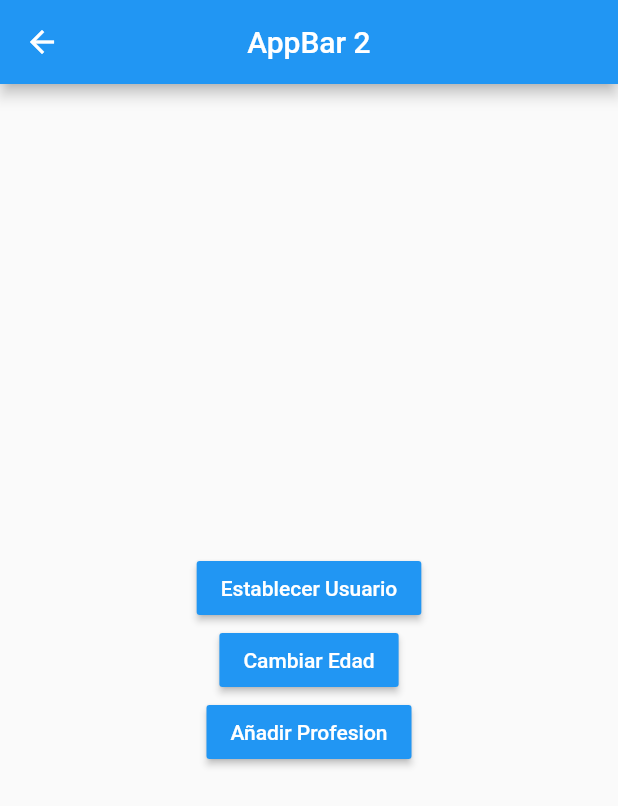
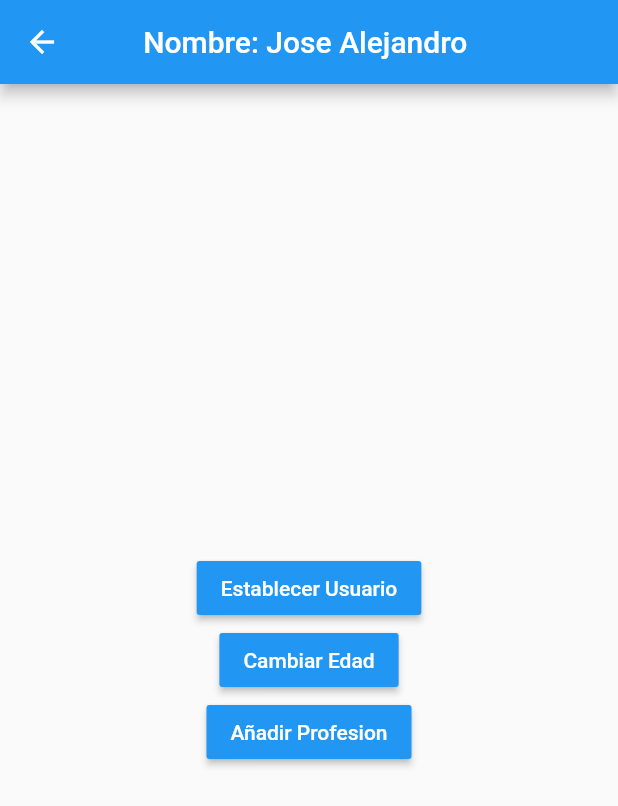
Before and after one commit to 93jose93/estados, a Flutter app: the Pagina2Screen screen opened by its route, after a tap on "Establecer Usuario", on a phone screen of 412 x 824 dp. Shown: the top 806 px of the screen. Run offline on Flutter 3.47's test engine with Material 2 defaults, Android fonts, the phone set to English and light mode, and no system bars; accounts and stored records are empty.

```diff
--- a/lib/models/usuario.dart
+++ b/lib/models/usuario.dart
@@ -1,7 +1,11 @@
 
 class Usuario{
+
+  //primitivos
    String nombre;
    int edad;
+
+  //lista
    List<String> profesiones;
 
   Usuario({
--- a/lib/pages/pagina1_page.dart
+++ b/lib/pages/pagina1_page.dart
@@ -1,16 +1,35 @@
+import 'package:estados/models/usuario.dart';
+import 'package:estados/services/usuario_services.dart';
 import 'package:flutter/material.dart';
+import 'package:provider/provider.dart';
 
 
 class Pagina1Screen extends StatelessWidget {
 
   @override
   Widget build(BuildContext context) {
+
+  //aqui ya podemos hacer la instancia del provider ya que esta en la raiz
+  //como esta en build por defecto el llega en true (context, listen: true) para redibujar,
+  // osea esta escuchando que haya cambios
+    final usuarioService = Provider.of<UsuarioService>(context);
+
+
     return Scaffold(
       appBar: AppBar(
         title: Text('AppBar 1'),
         centerTitle: true,
+        actions: [
+          IconButton(
+            onPressed: () => usuarioService.removerUsuario()
+            ,
+            icon: Icon(Icons.exit_to_app)
+          )
+        ],
       ),
-      body: InformacionUsuario(),
+      body: usuarioService.existeUsuario
+      ? InformacionUsuario( usuarioService.usuario )
+      : Center( child: Text('No hay usuario seleccionado'),),
       floatingActionButton: FloatingActionButton(
        child: Icon(Icons.arrow_right),
        onPressed: () {
@@ -23,9 +42,14 @@ class Pagina1Screen extends StatelessWidget {
 
 class InformacionUsuario extends StatelessWidget {
 
+  //aqui establecemos el valor que llega desde pagina 2
+  final Usuario? usuario;
+  const InformacionUsuario( this.usuario );
 
   @override
   Widget build(BuildContext context) {
+
+
     return Container(
         //tome todo el ancho que pueda
         width: double.infinity,
@@ -38,14 +62,24 @@ class InformacionUsuario extends StatelessWidget {
             Text('General', style: TextStyle(fontSize: 18, fontWeight: FontWeight.bold),),
             Divider(),
 
-            ListTile( title: Text('Nombre: '),),
-            ListTile( title: Text('Edad: '),),
+            //ya aqui podemos mostrar la infromacion
+            ListTile( title: Text('Nombre: ${ usuario!.nombre }'),),
+            ListTile( title: Text('Edad: ${ usuario!.edad }'),),
 
             Text('Profesiones', style: TextStyle(fontSize: 18, fontWeight: FontWeight.bold),),
             Divider(),
 
-            ListTile( title: Text('Profesion 1'),),
-            ListTile( title: Text('Profesion 2'),),
+            //aqui traemos una lista
+            //con esto .map lo hacemos iterable
+            //hacemos una instancia de cada profesion
+            //pero tenemos que devolver una lista
+            //... esto significa destructuracion
+            ...usuario!.profesiones.map(
+              (profesion) => ListTile(title: Text(profesion))
+            ).toList()
+
+            //ListTile( title: Text('Profesion 1'),),
+
           ],
         ),
     );
--- a/lib/pages/pagina2_page.dart
+++ b/lib/pages/pagina2_page.dart
@@ -1,13 +1,25 @@
+import 'package:estados/models/usuario.dart';
+import 'package:estados/services/usuario_services.dart';
 import 'package:flutter/material.dart';
+import 'package:provider/provider.dart';
 
 
 class Pagina2Screen extends StatelessWidget {
 
   @override
   Widget build(BuildContext context) {
+
+    //usamos la instancia de usuario
+    //como estamos dentro de un metodo no se puede redibujar (context, listen: false)
+    final usuarioService = Provider.of<UsuarioService>(context);
+
+
+
     return Scaffold(
       appBar: AppBar(
-        title: Text('AppBar 2'),
+        title: usuarioService.existeUsuario
+           ? Text('Nombre: ${ usuarioService.usuario!.nombre } ')
+           : Text('Pagina 2'),
         centerTitle: true,
       ),
       body: Center(
@@ -19,20 +31,28 @@ class Pagina2Screen extends StatelessWidget {
               color:Colors.blue,
               onPressed: (){
 
+                final newUser = new Usuario(
+                  nombre: 'Jose Alejandro',
+                  edad: 27,
+                  profesiones: [ 'FullStack Developer', 'Video Jugador Experto']
+                );
+
+                usuarioService.usuario = newUser;
+
               }
             ),
             MaterialButton(
               child:Text('Cambiar Edad', style: TextStyle(color: Colors.white,)),
               color:Colors.blue,
               onPressed: (){
-
+                  usuarioService.cambiarEdad(28);
               }
             ),
             MaterialButton(
               child:Text('Añadir Profesion', style: TextStyle(color: Colors.white,)),
               color:Colors.blue,
               onPressed: (){
-
+                  usuarioService.agregarProfesion();
               }
             ),
           ],
--- /dev/null
+++ b/lib/services/usuario_services.dart
@@ -0,0 +1,40 @@
+import 'package:estados/models/usuario.dart';
+import 'package:flutter/material.dart';
+
+
+//hay que pasarlo por el mixin ChangeNotifier esto no probiene de provider, probiene de material
+//ChangeNotifier notifica cuando cambia el estado de una de las clases
+class UsuarioService with ChangeNotifier{
+   Usuario? _usuario;
+
+   //por get controlamos como lo retorna
+   //esto es una instancia
+   Usuario? get usuario => this._usuario;
+   //aqui retornamo un bool si exite o si no existe
+   bool get existeUsuario => (this._usuario != null) ? true : false;
+
+
+   //para cargar el usuario a trabes de set
+   //cuando se quiera establecer un balor
+
+   set usuario (Usuario? user) {
+      this._usuario = user;
+      notifyListeners();
+   }
+
+
+   void cambiarEdad( int edad ) {
+      this._usuario!.edad = edad;
+      notifyListeners();
+   }
+
+   void removerUsuario(){
+      this._usuario = null;
+      notifyListeners();
+   }
+
+   void agregarProfesion() {
+       this._usuario!.profesiones.add('Profesion ${ this._usuario!.profesiones.length +1 }');
+       notifyListeners();
+   }
+}
--- a/pubspec.yaml
+++ b/pubspec.yaml
@@ -28,6 +28,7 @@ dependencies:
   # The following adds the Cupertino Icons font to your application.
   # Use with the CupertinoIcons class for iOS style icons.
   cupertino_icons: ^1.0.2
+  provider: ^6.0.0
 
 dev_dependencies:
   flutter_test:
```
Also changed, not shown: lib/main.dart (+11 -1 lines), pubspec.lock.
